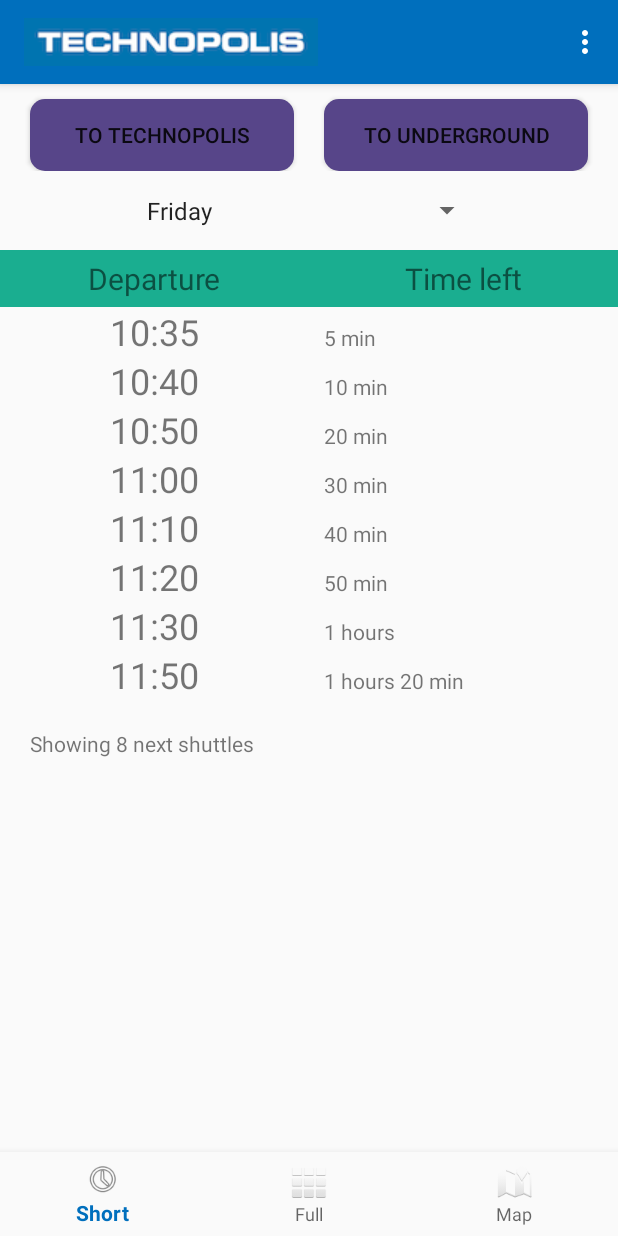
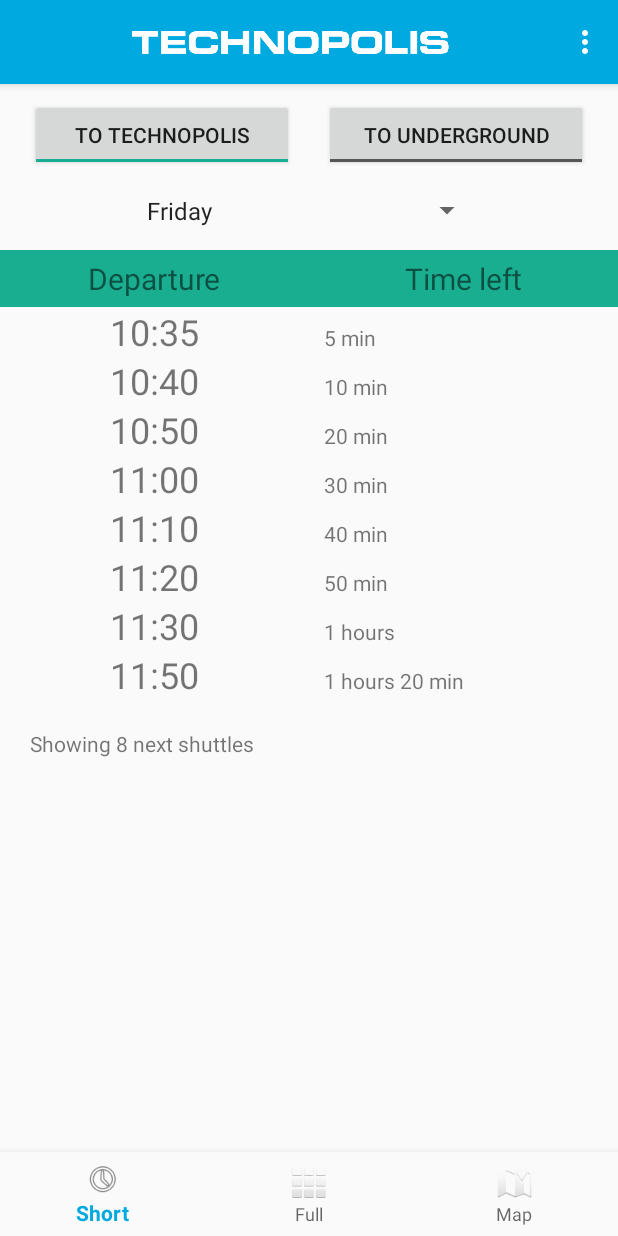
Before and after one commit to Donutellko/TechnopolisShuttle, an Android app: the screen it shows after launch (MainActivity), on a phone screen of 412 x 824 dp. Run offline under Robolectric (Android 15) with nearby library versions, the phone set to English and light mode, and no system bars.

Commit message:
Logo, about, colors

```diff
--- a/app/src/main/java/com/donutellko/technopolisshuttle/MainActivity.java
+++ b/app/src/main/java/com/donutellko/technopolisshuttle/MainActivity.java
@@ -201,7 +201,7 @@ public class MainActivity extends AppCompatActivity {
 						webView.getSettings().setDisplayZoomControls(false);
 					}
 				}.run();
-				webView.loadUrl("https://github.com/Donutellko/TechnopolisShuttle/wiki");
+				webView.loadUrl("//http://www.technopolis.fi/russia/arenduemye-ofisnye-ploshhadi/sankt-peterburg/");
 				setContent(webView);
 				return true;
 			default:
@@ -228,6 +228,7 @@ public class MainActivity extends AppCompatActivity {
 
 	@Override
 	public void onBackPressed() {
+		navigation.setVisibility(View.VISIBLE);
 		if (
 				Settings.singleton.currentState == State.FULL_VIEW
 						|| Settings.singleton.currentState == State.SHORT_VIEW
--- a/app/src/main/java/com/donutellko/technopolisshuttle/MapView.java
+++ b/app/src/main/java/com/donutellko/technopolisshuttle/MapView.java
@@ -69,6 +69,11 @@ public class MapView extends SView implements OnMapReadyCallback {
 		LatLngBounds bounds = new LatLngBounds(new LatLng(59.8, 30.32), new LatLng(59.87, 30.33));
 		CameraUpdate cameraUpdate = CameraUpdateFactory.newLatLngBounds(bounds, 0);
 //		map.moveCamera(cameraUpdate);
+
+		if (coordsTechnopolis.latitude == 0) {
+			coordsTechnopolis = new LatLng(59.818026, 30.327783);
+			coordsUnderground = new LatLng(59.854728, 30.320958);
+		}
 
 		try { // В случае вылета из-за карты открывается ShortView, чтобы работать при следующем запуске
 			map.moveCamera(CameraUpdateFactory.newLatLngBounds(bounds, 0));
--- a/app/src/main/java/com/donutellko/technopolisshuttle/Settings.java
+++ b/app/src/main/java/com/donutellko/technopolisshuttle/Settings.java
@@ -10,22 +10,21 @@ public class Settings {
 	public static Settings singleton = new Settings();
 	private SharedPreferences sp;
 
-	public Settings() {
-	}
+	Settings() { }
 
 	// fields with !!!!default!!! values
-	public int countToShowOnShort = 8;
-	public MainActivity.State currentState = MainActivity.State.SHORT_VIEW;
-	public boolean showPast = true;
-	public boolean showTo = true; // не сохранять!
+	int countToShowOnShort = 8;
+	MainActivity.State currentState = MainActivity.State.SHORT_VIEW;
+	boolean showPast = true;
+	boolean showTo = true; // не сохранять!
 	//public float distanceToShowFrom = 2;
-	public boolean showToast = false;
-	public boolean noSnackbar = false;
-	public String serverIpContainerAddress = "http://freetexthost.com/ppk46tkyqd"; //"http://192.168.0.100:8081"; // "http://188.134.12.107:8081";
-	public String jsonCached = null;
-	public String jsonLastSync = "2017.07.14 14:54";
-	public String serverIp = null;
-	public int connection_timeout = 500;
+	boolean showToast = false;
+	boolean noSnackbar = false;
+	String serverIpContainerAddress = "http://freetexthost.com/ppk46tkyqd"; //"http://192.168.0.100:8081"; // "http://188.134.12.107:8081";
+	String jsonCached = null;
+	String jsonLastSync = "2017.07.14 14:54";
+	String serverIp = null;
+	int connection_timeout = 500;
 	public float textSize = 24;
 
 	// названия, под которыми сохраняется
@@ -44,7 +43,7 @@ public class Settings {
 			textSize_s = "textSize";
 
 
-	public boolean loadPreferences(Context context) {
+	boolean loadPreferences(Context context) {
 		sp = context.getSharedPreferences("settings", Context.MODE_PRIVATE);
 
 		currentState = MainActivity.State.values()[
@@ -65,7 +64,7 @@ public class Settings {
 		return true;
 	}
 
-	public void savePreferences(Context context) {
+	void savePreferences(Context context) {
 		SharedPreferences.Editor sp = context.getSharedPreferences("settings", Context.MODE_PRIVATE).edit();
 
 		sp.putInt(countToShowOnShort_s, countToShowOnShort);
@@ -87,9 +86,9 @@ public class Settings {
 		Log.i("savePreferences()", "saved " + currentState.name() + ":" + currentState.ordinal());
 	}
 
-	public void reset() {
+	void reset() {
 
-		sp.edit().clear().commit();
+		sp.edit().clear().apply();
 		singleton = new Settings();
 		Log.i("reset", "настройки сброшены... должны быть");
 		//singleton.savePreferences(MainActivity.applicationContext);
--- a/app/src/main/java/com/donutellko/technopolisshuttle/SettingsView.java
+++ b/app/src/main/java/com/donutellko/technopolisshuttle/SettingsView.java
@@ -28,9 +28,8 @@ public class SettingsView extends SView {
 
 	@Override
 	public void prepareView() {
-
 		serverIp = view.findViewById(R.id.server_ip);
-		serverIp.setText(Settings.singleton.serverIp + "");
+		serverIp.setText(Settings.singleton.serverIp);
 
 		timeout = view.findViewById(R.id.timeout);
 		timeout.setText(Settings.singleton.connection_timeout + "");
@@ -118,14 +117,14 @@ public class SettingsView extends SView {
 	private View.OnClickListener noSnackbarListener = new View.OnClickListener() {
 		@Override
 		public void onClick(View view) {
-			Settings.singleton.singleton.noSnackbar = noSnackbar.isChecked();
+			Settings.singleton.noSnackbar = noSnackbar.isChecked();
 		}
 	};
 
 	private View.OnClickListener useToastListener = new View.OnClickListener() {
 		@Override
 		public void onClick(View view) {
-			Settings.singleton.singleton.showToast = useToast.isChecked();
+			Settings.singleton.showToast = useToast.isChecked();
 		}
 	};
 }
--- a/app/src/main/res/layout/my_widget.xml
+++ b/app/src/main/res/layout/my_widget.xml
@@ -22,7 +22,7 @@
 
             <TextView
                 android:layout_width="match_parent"
-                android:layout_height="wrap_content"
+                android:layout_height="match_parent"
                 android:layout_weight="1"
                 android:background="#006FBD"
                 android:text="В Технополис"
@@ -61,7 +61,7 @@
 
             <TextView
                 android:layout_width="match_parent"
-                android:layout_height="wrap_content"
+                android:layout_height="match_parent"
                 android:layout_weight="1"
                 android:background="#006FBD"
                 android:text="В метро"
--- a/app/src/main/res/layout/short_layout.xml
+++ b/app/src/main/res/layout/short_layout.xml
@@ -17,7 +17,6 @@
 
             <ToggleButton
                 android:id="@+id/toggle_to"
-                android:background="@drawable/oval"
                 android:layout_width="match_parent"
                 android:layout_height="wrap_content"
                 android:layout_marginLeft="20dp"
@@ -31,7 +30,6 @@
 
             <ToggleButton
                 android:id="@+id/toggle_from"
-                android:background="@drawable/oval"
                 android:layout_width="match_parent"
                 android:layout_height="wrap_content"
                 android:layout_marginLeft="10dp"
--- a/app/src/main/res/values/colors.xml
+++ b/app/src/main/res/values/colors.xml
@@ -4,7 +4,11 @@
     <color name="colorPrimaryDark">#303f9f</color>
     <color name="colorAccent">#ff4081</color> !-->
 
-    <color name="colorPrimary">#006FBD</color>
+    <!--<color name="colorPrimary">#006FBD</color>
     <color name="colorPrimaryDark">#004DAF</color>
+    <color name="colorAccent">#1aae90</color>-->
+
+    <color name="colorPrimary">#00a9e0</color>
+    <color name="colorPrimaryDark">#006f94</color>
     <color name="colorAccent">#1aae90</color>
 </resources>
```
Also changed, not shown: app/src/main/res/mipmap/ic_tech.png.
